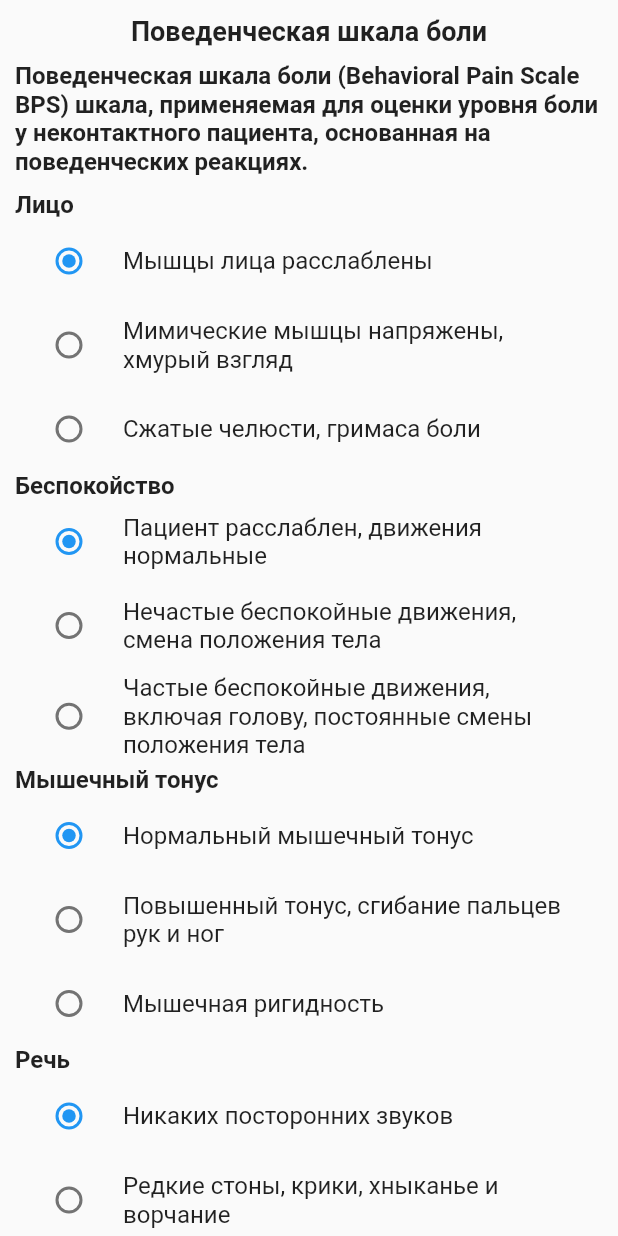
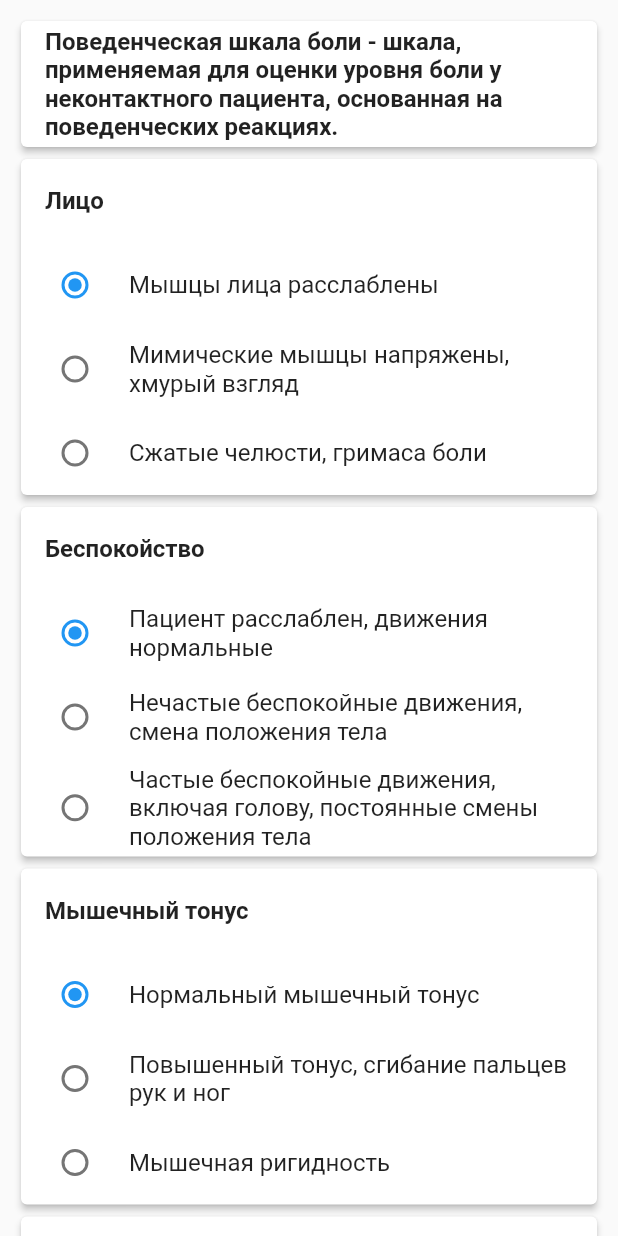
Before and after one commit to lyahoff/RehabilitologyApp, a Flutter app: the PainLogic widget shown alone on an empty page, opened directly, on a phone screen of 412 x 824 dp. Run offline on Flutter 3.47's test engine with Material 2 defaults, Android fonts, the light colour scheme and no system bars.

Commit message:
done with pain scale

```diff
--- a/lib/pain.dart
+++ b/lib/pain.dart
@@ -55,23 +55,25 @@ class _PainLogicState extends State<PainLogic> {
     return ListView(
       padding: EdgeInsets.all(10),
       children: [
-        Text(
-          'Поведенческая шкала боли',
-          style: TextStyle(
-            fontWeight: FontWeight.bold,
-            fontSize: 18,
+        Card(
+          elevation: 2,
+          child: ListTile(
+            title: Text(
+              'Поведенческая шкала боли - шкала, применяемая для оценки уровня боли у неконтактного пациента, основанная на поведенческих реакциях.',
+              style: TextStyle(fontWeight: FontWeight.bold),
             ),
-          textAlign: TextAlign.center,
           ),
-        SizedBox(
-          height: 10,
         ),
-        header(
-            'Поведенческая шкала боли (Behavioral Pain Scale BPS) шкала, применяемая для оценки уровня боли у неконтактного пациента, основанная на поведенческих реакциях.'),
-        SizedBox(
-          height: 10,
+        Card(
+          elevation: 2,
+          child: Column(
+            children: [
+              ListTile(
+                title: Text(
+                  'Лицо',
+                  style: TextStyle(fontWeight: FontWeight.bold),
                 ),
-        header('Лицо'),
+              ),
               RadioListTile(
                   title: Text('Мышцы лица расслаблены'),
                   value: _val1,
@@ -99,7 +101,19 @@ class _PainLogicState extends State<PainLogic> {
                       _val1 = 2;
                     });
                   }),
-        header('Беспокойство'),
+            ],
+          ),
+        ),
+        Card(
+          elevation: 2,
+          child: Column(
+            children: [
+              ListTile(
+                title: Text(
+                  'Беспокойство',
+                  style: TextStyle(fontWeight: FontWeight.bold),
+                ),
+              ),
               RadioListTile(
                   title: Text('Пациент расслаблен, движения нормальные'),
                   value: _val2,
@@ -110,7 +124,8 @@ class _PainLogicState extends State<PainLogic> {
                     });
                   }),
               RadioListTile(
-            title: Text('Нечастые беспокойные движения, смена положения тела'),
+                  title: Text(
+                      'Нечастые беспокойные движения, смена положения тела'),
                   value: _val2,
                   groupValue: 1,
                   onChanged: (val) {
@@ -128,7 +143,19 @@ class _PainLogicState extends State<PainLogic> {
                       _val2 = 2;
                     });
                   }),
-        header('Мышечный тонус'),
+            ],
+          ),
+        ),
+        Card(
+          elevation: 2,
+          child: Column(
+            children: [
+              ListTile(
+                title: Text(
+                  'Мышечный тонус',
+                  style: TextStyle(fontWeight: FontWeight.bold),
+                ),
+              ),
               RadioListTile(
                   title: Text('Нормальный мышечный тонус'),
                   value: _val3,
@@ -156,7 +183,19 @@ class _PainLogicState extends State<PainLogic> {
                       _val3 = 2;
                     });
                   }),
-        header('Речь'),
+            ],
+          ),
+        ),
+        Card(
+          elevation: 2,
+          child: Column(
+            children: [
+              ListTile(
+                title: Text(
+                  'Речь',
+                  style: TextStyle(fontWeight: FontWeight.bold),
+                ),
+              ),
               RadioListTile(
                   title: Text('Никаких посторонних звуков'),
                   value: _val4,
@@ -176,8 +215,8 @@ class _PainLogicState extends State<PainLogic> {
                     });
                   }),
               RadioListTile(
-            title:
-                Text('Частые или постоянные стоны, крики, хныканье и ворчание'),
+                  title: Text(
+                      'Частые или постоянные стоны, крики, хныканье и ворчание'),
                   value: _val4,
                   groupValue: 2,
                   onChanged: (val) {
@@ -185,7 +224,19 @@ class _PainLogicState extends State<PainLogic> {
                       _val4 = 2;
                     });
                   }),
-        header('Контактность, управляемость'),
+            ],
+          ),
+        ),
+        Card(
+          elevation: 2,
+          child: Column(
+            children: [
+              ListTile(
+                title: Text(
+                  'Контактность, управляемость',
+                  style: TextStyle(fontWeight: FontWeight.bold),
+                ),
+              ),
               RadioListTile(
                   title: Text('Спокоен, охотно сотрудничает'),
                   value: _val5,
@@ -215,15 +266,24 @@ class _PainLogicState extends State<PainLogic> {
                       _val5 = 2;
                     });
                   }),
+            ],
+          ),
+        ),
+        Card(
+          elevation: 2,
+          child: Column(children: [
             SizedBox(
-          height: 20,
+              height: 5,
             ),
-        Text(
+            ListTile(
+                title: Text(
               'Сумма баллов по шкале боли составляет ${_val1 + _val2 + _val3 + _val4 + _val5}',
-          style: TextStyle(fontSize: 18, fontWeight: FontWeight.bold),
+              style: TextStyle(fontWeight: FontWeight.bold),
+            )),
+            SizedBox(
+              height: 5,
             ),
-        SizedBox(
-          height: 20,
+          ]),
         ),
       ],
     );
```
Lines whose indentation alone changed are shown as unchanged.
